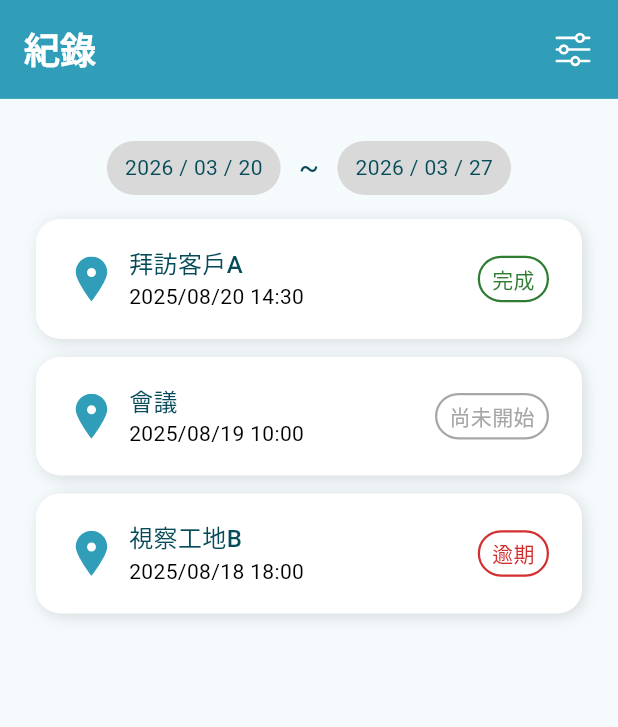
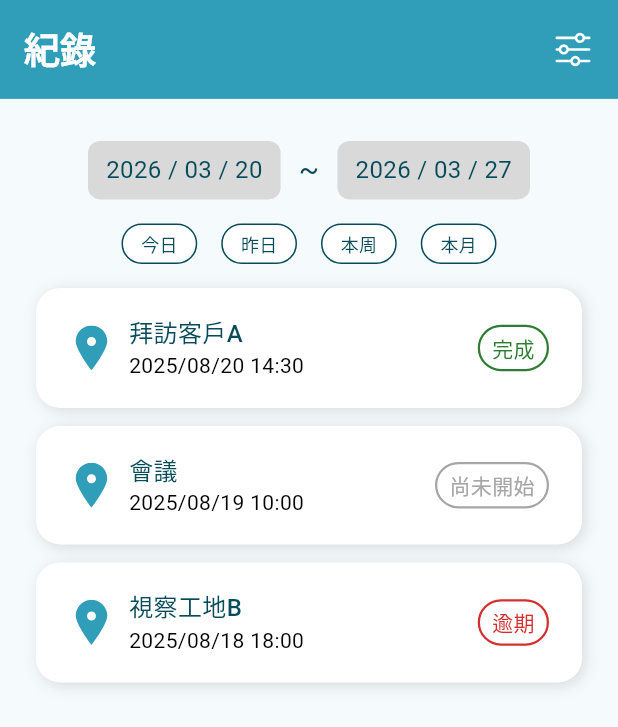
Before and after one commit to HsuPenny/flutter_schedule, a Flutter app: the RecordPage screen opened directly, on a phone screen of 412 x 824 dp. Shown: the top 727 px of the screen. Run offline on Flutter 3.47's test engine with Material 3 defaults, Android fonts, the light colour scheme and no system bars; our stand-ins replace fl_chart, flutter_svg, get.

Commit message:
feat: implement quick date range selection for records

```diff
--- a/lib/pages/record/record_filter_controller.dart
+++ b/lib/pages/record/record_filter_controller.dart
@@ -1,18 +1,27 @@
 import 'package:app_schedule/pages/record/record_page.dart';
 import 'package:get/get.dart';
+
+enum QuickRange {
+  today,
+  yesterday,
+  thisWeek,
+  thisMonth
+}
 
 ///紀錄篩選條件 日期區間、狀態(可複選)
 class FilterController extends GetxController {
   Rx<DateTime> startDate = DateTime.now().obs;
   Rx<DateTime> endDate = DateTime.now().obs;
   RxList<StatusFilter> statusList = RxList<StatusFilter>();
+  Rx<QuickRange?> quickRange = Rx<QuickRange?>(null);
 
   @override
   void onInit() {
     super.onInit();
     DateTime now = DateTime.now();
-    DateTime start = DateTime(now.year, now.month, now.day - 7);
-    DateTime end = DateTime(now.year, now.month, now.day, 23, 59, 59, 999, 999);
+    DateTime defaultStartDate = now.subtract(const Duration(days: 7));
+    DateTime start = startOfDay(defaultStartDate);
+    DateTime end = endOfDay(now);
     startDate.value = start;
     endDate.value = end;
     statusList.clear();
@@ -21,6 +30,7 @@ class FilterController extends GetxController {
   //日期
   void setStartDate(DateTime date) {
     startDate.value = date;
+    quickRange.value = null;
   }
   DateTime getStartDate() {
     return startDate.value;
@@ -28,9 +38,57 @@ class FilterController extends GetxController {
 
   void setEndDate(DateTime date) {
     endDate.value = date;
+    quickRange.value = null;
   }
   DateTime getEndDate() {
     return endDate.value;
+  }
+
+  //快速套用日期範圍
+  void setQuickRange(QuickRange range) {
+    quickRange.value = range;
+
+    final today = DateTime.now();
+    switch (range) {
+      case QuickRange.today:
+        startDate.value = startOfDay(today);
+        endDate.value = endOfDay(today);
+        break;
+      case QuickRange.yesterday:
+        final yesterday = today.subtract(const Duration(days: 1));
+        startDate.value = startOfDay(yesterday);
+        endDate.value = endOfDay(yesterday);
+        break;
+      case QuickRange.thisWeek:
+        final weekday = today.weekday % 7; // 週日變 0
+        final start = today.subtract(Duration(days: weekday));
+        final end = start.add(const Duration(days: 6));
+        startDate.value = startOfDay(start);
+        endDate.value = endOfDay(end);
+      case QuickRange.thisMonth:
+        startDate.value = today.copyWith(day: 1, hour: 0, minute: 0, second: 0, millisecond: 0, microsecond: 0);
+        endDate.value = DateTime(today.year, today.month + 1, 0, 23, 59, 59, 999, 999);
+    }
+  }
+  DateTime startOfDay(DateTime date) => date.copyWith(hour: 0, minute: 0, second: 0, millisecond: 0, microsecond: 0,);
+  DateTime endOfDay(DateTime date) => date.copyWith(hour: 23, minute: 59, second: 59, millisecond: 999, microsecond: 999,);
+
+  QuickRange? getQuickRange() {
+    return quickRange.value;
+  }
+  String getQuickRangeName(QuickRange quickRange) {
+    switch (quickRange) {
+      case QuickRange.today:
+        return '今日';
+      case QuickRange.yesterday:
+        return '昨日';
+      case QuickRange.thisWeek:
+        return '本周';
+      case QuickRange.thisMonth:
+        return '本月';
+      case null:
+        return '';
+    }
   }
 
   //狀態
--- a/lib/pages/record/record_page.dart
+++ b/lib/pages/record/record_page.dart
@@ -24,16 +24,11 @@ class RecordPage extends StatefulWidget {
 }
 
 class _RecordPageState extends State<RecordPage> {
-  //-----view data
   final filterController = Get.find<FilterController>();
-  //-----view data
+  final List<QuickRange> rangeList = [QuickRange.today, QuickRange.yesterday, QuickRange.thisWeek, QuickRange.thisMonth];
 
-  //-----sys data
-  //-----sys data
-
-  //-----localize
-  //   StatusFilter _status = StatusFilter.all;
-  //-----localize
+  double get screenWidth => MediaQuery.of(context).size.width;
+  double get screenHeight => MediaQuery.of(context).size.height;
 
   @override
   Widget build(BuildContext context) {
@@ -43,7 +38,6 @@ class _RecordPageState extends State<RecordPage> {
     );
   }
 
-  //-----mainView
   PreferredSizeWidget get appBar {
     return AppBar(
       toolbarHeight: screenHeight * 0.08,
@@ -61,7 +55,7 @@ class _RecordPageState extends State<RecordPage> {
   }
 
   Widget get body {
-      return Container(
+    return Obx(() => Container(
       padding: const EdgeInsets.symmetric(vertical: 28, horizontal: 24),
       child: Column(
         spacing: 16,
@@ -85,6 +79,15 @@ class _RecordPageState extends State<RecordPage> {
               ),
             ],
           ),
+          Row(
+            mainAxisAlignment: MainAxisAlignment.center,
+            spacing: 16,
+            children: List.generate(rangeList.length, (index) {
+              return buildRangeChip(rangeList[index], onTap: () {
+                filterController.setQuickRange(rangeList[index]);
+              });
+            }),
+          ),
           ListView.separated(
             shrinkWrap: true,
             physics: const NeverScrollableScrollPhysics(),
@@ -98,74 +101,26 @@ class _RecordPageState extends State<RecordPage> {
           )
         ],
       ),
+    ));
+  }
+
+  Widget buildRangeChip(QuickRange quickRange, {required Function() onTap}) {
+    final selected = filterController.getQuickRange() == quickRange;
+
+    return GestureDetector(
+      onTap: onTap,
+      child: Container(
+        padding: const EdgeInsets.symmetric(horizontal: 12, vertical: 4),
+        decoration: BoxDecoration(
+          color: selected ? MyColor.darkAqua : MyColor.white,
+          borderRadius: BorderRadius.circular(20),
+          border: Border.all(color: selected ? Colors.transparent : MyColor.darkAqua)
+        ),
+        child: Text(
+          filterController.getQuickRangeName(quickRange),
+          style: selected ? MyTextStyle.white(12) : MyTextStyle.darkAqua(12),
+        ),
+      )
     );
   }
-  //-----mainView
-
-  //-----subView
-
-
-  //   Widget statusDropDown() {
-  //     return Obx(() =>
-  //       Container(
-  //         width: 130,
-  //         padding: const EdgeInsets.symmetric(horizontal: 16),
-  //         decoration: BoxDecoration(
-  //           color: const Color(0xFFEDEDED),
-  //           borderRadius: BorderRadius.circular(24)
-  //         ),
-  //         child: DropdownButtonFormField(
-  //             style: MyTextStyle.darkAqua(16, fontWeight: FontWeight.w600),
-  //             decoration: const InputDecoration(
-  //               border: InputBorder.none,
-  //               enabledBorder: InputBorder.none,
-  //               focusedBorder: InputBorder.none,
-  //               contentPadding: EdgeInsets.zero,
-  //             ),
-  //             value: filterController.getStatus(),
-  //             items: [
-  //               buildDropDownItem(StatusFilter.all),
-  //               buildDropDownItem(StatusFilter.finished),
-  //               buildDropDownItem(StatusFilter.unstart),
-  //               buildDropDownItem(StatusFilter.ongoing),
-  //               buildDropDownItem(StatusFilter.overdue),
-  //             ],
-  //             onChanged: (val) {
-  //               if (val is StatusFilter) filterController.setStatus(val);
-  //             }
-  //         ),
-  //       )
-  //     );
-  //   }
-  //   DropdownMenuItem buildDropDownItem(StatusFilter statusFilter) {
-  //     String text = '';
-  //     switch (statusFilter) {
-  //       case StatusFilter.all: text = '全部'; break;
-  //       case StatusFilter.finished: text = '完成'; break;
-  //       case StatusFilter.unstart: text = '尚未開始'; break;
-  //       case StatusFilter.ongoing: text = '進行中'; break;
-  //       case StatusFilter.overdue: text = '逾期'; break;
-  //     }
-  //
-  //     return DropdownMenuItem(
-  //       value: statusFilter,
-  //       child: Center(
-  //         child: Text(
-  //           text,
-  //           style: MyTextStyle.darkAqua(16, fontWeight: FontWeight.w600),
-  //         ),
-  //       )
-  //     );
-  //   }
-  //-----subView
-
-  //-----function
-    double get screenWidth {
-      return MediaQuery.of(context).size.width;
 }
-
-    double get screenHeight {
-      return MediaQuery.of(context).size.height;
-    }
-  //-----function
-}
--- a/lib/share/date_picker_field.dart
+++ b/lib/share/date_picker_field.dart
@@ -12,8 +12,6 @@ class DatePickerField extends StatefulWidget {
 }
 
 class _DatePickerFieldState extends State<DatePickerField> {
-  late DateTime _date = widget.initialDate;
-
   Future<void> _pickDate() async {
     DateTime? picked = await showDatePicker(
       context: context,
@@ -23,12 +21,11 @@ class _DatePickerFieldState extends State<DatePickerField> {
     );
 
     if (picked != null) {
-      setState(() {
-        _date = picked;
-      });
-      widget.onChanged(_date);
+      widget.onChanged(picked);
     }
   }
+
+  DateTime get date => widget.initialDate;
 
   @override
   Widget build(BuildContext context) {
@@ -40,11 +37,11 @@ class _DatePickerFieldState extends State<DatePickerField> {
         padding: const EdgeInsets.symmetric(horizontal: 12, vertical: 8),
         decoration: BoxDecoration(
           color: MyColor.lightGrey,
-          borderRadius: BorderRadius.circular(24),
+          borderRadius: BorderRadius.circular(8),
         ),
         child: Text(
-          "${_date.year} / ${_date.month.toString().padLeft(2, '0')} / ${_date.day.toString().padLeft(2, '0')}",
-          style: MyTextStyle.darkAqua(14),
+          "${date.year} / ${date.month.toString().padLeft(2, '0')} / ${date.day.toString().padLeft(2, '0')}",
+          style: MyTextStyle.darkAqua(16),
         ),
       ),
     );
```
Lines whose indentation alone changed are shown as unchanged.
